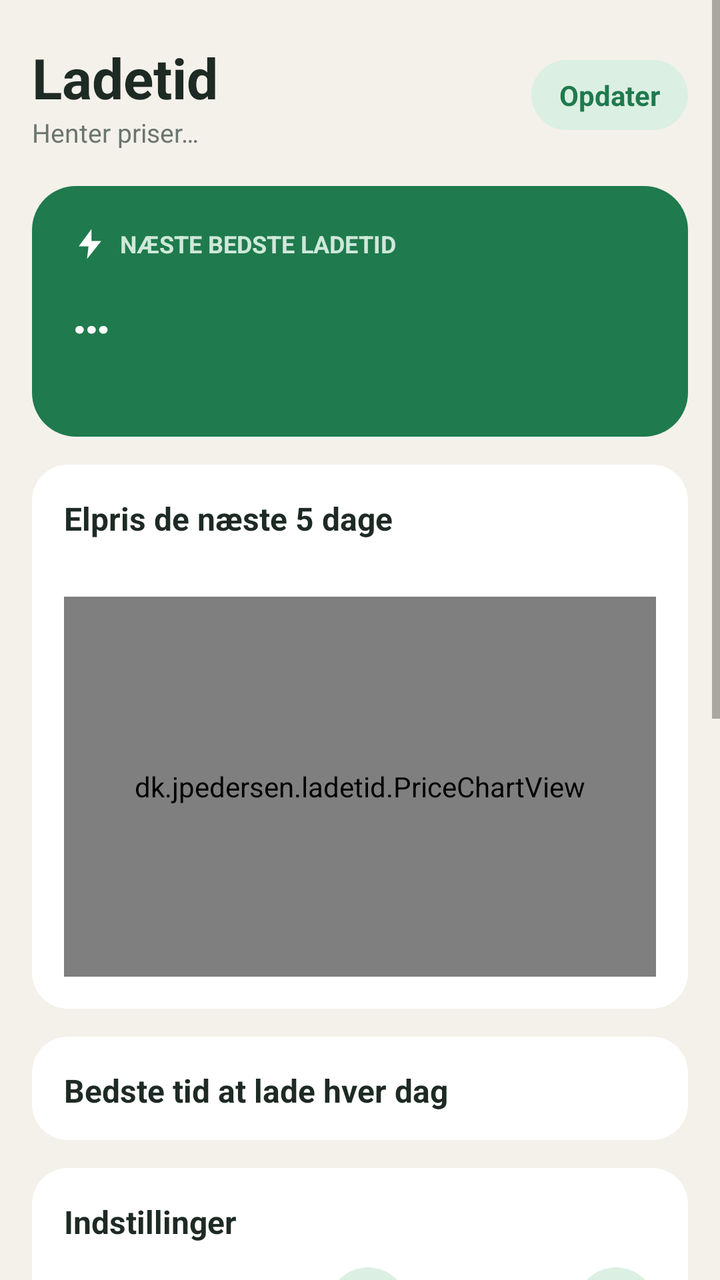
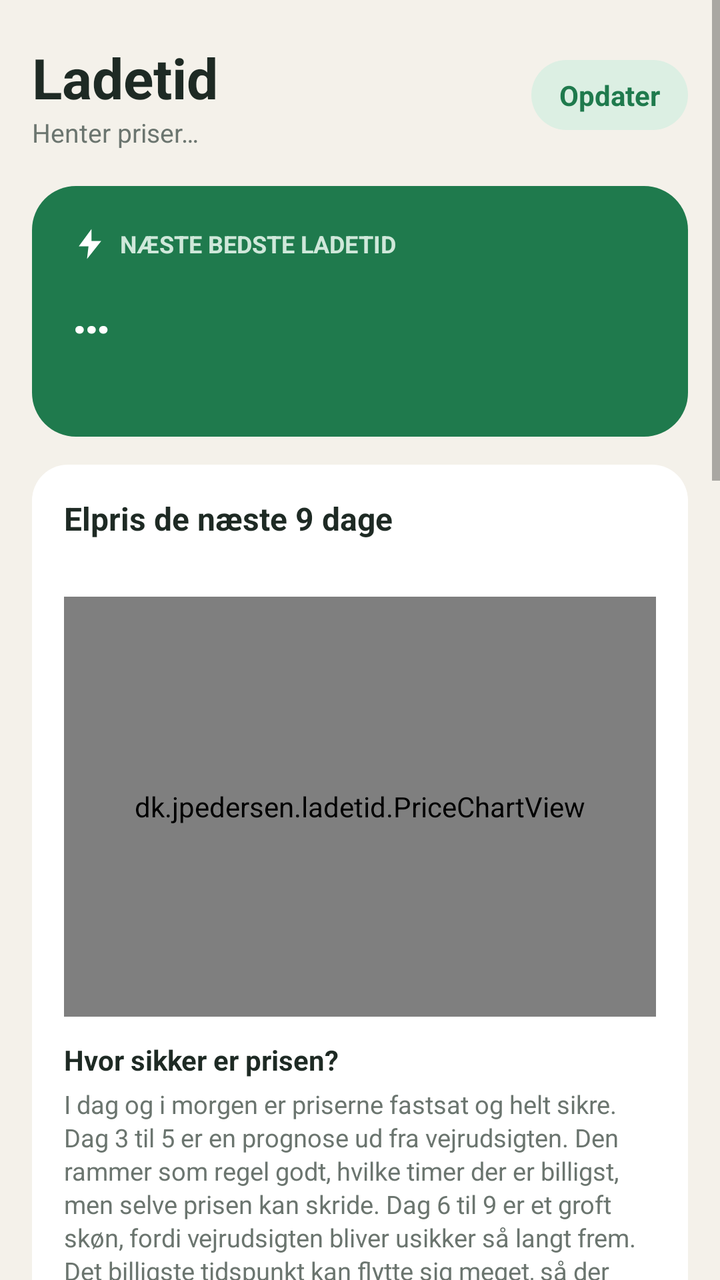

Two renders of the same Android screen: before a commit and after it. Below are the layout's source before the change and the commit's diff.
<!-- AndroidManifest.xml: application theme AppTheme -->
<!-- res/layout/activity_main.xml -->
<?xml version="1.0" encoding="utf-8"?>
<ScrollView xmlns:android="http://schemas.android.com/apk/res/android"
    android:id="@+id/scroll"
    android:layout_width="match_parent"
    android:layout_height="match_parent"
    android:background="@color/bg"
    android:fillViewport="true">

    <LinearLayout
        android:layout_width="match_parent"
        android:layout_height="wrap_content"
        android:orientation="vertical"
        android:paddingStart="16dp"
        android:paddingTop="20dp"
        android:paddingEnd="16dp"
        android:paddingBottom="28dp">

        
        <LinearLayout
            android:layout_width="match_parent"
            android:layout_height="wrap_content"
            android:gravity="center_vertical"
            android:orientation="horizontal">

            <LinearLayout
                android:layout_width="0dp"
                android:layout_height="wrap_content"
                android:layout_weight="1"
                android:orientation="vertical">

                <TextView
                    android:layout_width="wrap_content"
                    android:layout_height="wrap_content"
                    android:text="Ladetid"
                    android:textColor="@color/ink"
                    android:textSize="28sp"
                    android:textStyle="bold" />

                <TextView
                    android:id="@+id/subtitle"
                    android:layout_width="wrap_content"
                    android:layout_height="wrap_content"
                    android:text="Henter priser…"
                    android:textColor="@color/muted"
                    android:textSize="13sp" />
            </LinearLayout>

            <TextView
                android:id="@+id/refresh"
                android:layout_width="wrap_content"
                android:layout_height="wrap_content"
                android:background="@drawable/chip_bg"
                android:paddingStart="14dp"
                android:paddingTop="8dp"
                android:paddingEnd="14dp"
                android:paddingBottom="8dp"
                android:text="Opdater"
                android:textColor="@color/accent"
                android:textSize="14sp"
                android:textStyle="bold" />
        </LinearLayout>

        
        <LinearLayout
            android:layout_width="match_parent"
            android:layout_height="wrap_content"
            android:layout_marginTop="18dp"
            android:background="@drawable/hero_bg"
            android:orientation="vertical"
            android:padding="20dp">

            <LinearLayout
                android:layout_width="wrap_content"
                android:layout_height="wrap_content"
                android:gravity="center_vertical"
                android:orientation="horizontal">

                <ImageView
                    android:layout_width="18dp"
                    android:layout_height="18dp"
                    android:src="@drawable/ic_bolt" />

                <TextView
                    android:layout_width="wrap_content"
                    android:layout_height="wrap_content"
                    android:layout_marginStart="6dp"
                    android:text="NÆSTE BEDSTE LADETID"
                    android:textColor="#CFE8DA"
                    android:textSize="12sp"
                    android:textStyle="bold" />
            </LinearLayout>

            <TextView
                android:id="@+id/heroWhen"
                android:layout_width="wrap_content"
                android:layout_height="wrap_content"
                android:layout_marginTop="8dp"
                android:text="…"
                android:textColor="#FFFFFF"
                android:textSize="26sp"
                android:textStyle="bold" />

            <TextView
                android:id="@+id/heroDetail"
                android:layout_width="wrap_content"
                android:layout_height="wrap_content"
                android:layout_marginTop="4dp"
                android:text=""
                android:textColor="#E4F2EA"
                android:textSize="15sp" />
        </LinearLayout>

        
        <LinearLayout
            android:layout_width="match_parent"
            android:layout_height="wrap_content"
            android:layout_marginTop="14dp"
            android:background="@drawable/card_bg"
            android:orientation="vertical"
            android:padding="16dp">

            <TextView
                android:layout_width="wrap_content"
                android:layout_height="wrap_content"
                android:text="Elpris de næste 5 dage"
                android:textColor="@color/ink"
                android:textSize="16sp"
                android:textStyle="bold" />

            <TextView
                android:id="@+id/chartNote"
                android:layout_width="wrap_content"
                android:layout_height="wrap_content"
                android:layout_marginTop="2dp"
                android:text=""
                android:textColor="@color/muted"
                android:textSize="12sp" />

            <dk.jpedersen.ladetid.PriceChartView
                android:id="@+id/chart"
                android:layout_width="match_parent"
                android:layout_height="190dp"
                android:layout_marginTop="10dp" />
        </LinearLayout>

        
        <LinearLayout
            android:layout_width="match_parent"
            android:layout_height="wrap_content"
            android:layout_marginTop="14dp"
            android:background="@drawable/card_bg"
            android:orientation="vertical"
            android:paddingStart="16dp"
            android:paddingTop="16dp"
            android:paddingEnd="16dp"
            android:paddingBottom="8dp">

            <TextView
                android:layout_width="wrap_content"
                android:layout_height="wrap_content"
                android:text="Bedste tid at lade hver dag"
                android:textColor="@color/ink"
                android:textSize="16sp"
                android:textStyle="bold" />

            <LinearLayout
                android:id="@+id/dayList"
                android:layout_width="match_parent"
                android:layout_height="wrap_content"
                android:layout_marginTop="6dp"
                android:orientation="vertical" />
        </LinearLayout>

        
        <LinearLayout
            android:layout_width="match_parent"
            android:layout_height="wrap_content"
            android:layout_marginTop="14dp"
            android:background="@drawable/card_bg"
            android:orientation="vertical"
            android:padding="16dp">

            <TextView
                android:layout_width="wrap_content"
                android:layout_height="wrap_content"
                android:text="Indstillinger"
                android:textColor="@color/ink"
                android:textSize="16sp"
                android:textStyle="bold" />

            <LinearLayout
                android:layout_width="match_parent"
                android:layout_height="wrap_content"
                android:layout_marginTop="12dp"
                android:gravity="center_vertical"
                android:orientation="horizontal">

                <TextView
                    android:layout_width="0dp"
                    android:layout_height="wrap_content"
                    android:layout_weight="1"
                    android:text="Ladetid"
                    android:textColor="@color/ink"
                    android:textSize="15sp" />

                <TextView
                    android:id="@+id/hoursMinus"
                    android:layout_width="40dp"
                    android:layout_height="40dp"
                    android:background="@drawable/chip_bg"
                    android:gravity="center"
                    android:text="−"
                    android:textColor="@color/accent"
                    android:textSize="20sp"
                    android:textStyle="bold" />

                <TextView
                    android:id="@+id/hoursValue"
                    android:layout_width="84dp"
                    android:layout_height="wrap_content"
                    android:gravity="center"
                    android:text="4 timer"
                    android:textColor="@color/ink"
                    android:textSize="15sp"
                    android:textStyle="bold" />

                <TextView
                    android:id="@+id/hoursPlus"
                    android:layout_width="40dp"
                    android:layout_height="40dp"
                    android:background="@drawable/chip_bg"
                    android:gravity="center"
                    android:text="+"
                    android:textColor="@color/accent"
                    android:textSize="20sp"
                    android:textStyle="bold" />
            </LinearLayout>

            <LinearLayout
                android:layout_width="match_parent"
                android:layout_height="wrap_content"
                android:layout_marginTop="12dp"
                android:gravity="center_vertical"
                android:orientation="horizontal">

                <TextView
                    android:layout_width="0dp"
                    android:layout_height="wrap_content"
                    android:layout_weight="1"
                    android:text="Prisområde"
                    android:textColor="@color/ink"
                    android:textSize="15sp" />

                <TextView
                    android:id="@+id/areaDk1"
                    android:layout_width="wrap_content"
                    android:layout_height="40dp"
                    android:gravity="center"
                    android:paddingStart="14dp"
                    android:paddingEnd="14dp"
                    android:text="Vest (DK1)"
                    android:textSize="14sp"
                    android:textStyle="bold" />

                <TextView
                    android:id="@+id/areaDk2"
                    android:layout_width="wrap_content"
                    android:layout_height="40dp"
                    android:layout_marginStart="6dp"
                    android:gravity="center"
                    android:paddingStart="14dp"
                    android:paddingEnd="14dp"
                    android:text="Øst (DK2)"
                    android:textSize="14sp"
                    android:textStyle="bold" />
            </LinearLayout>

            <LinearLayout
                android:id="@+id/supplierRow"
                android:layout_width="match_parent"
                android:layout_height="wrap_content"
                android:layout_marginTop="12dp"
                android:gravity="center_vertical"
                android:orientation="horizontal">

                <TextView
                    android:layout_width="0dp"
                    android:layout_height="wrap_content"
                    android:layout_weight="1"
                    android:text="Netselskab"
                    android:textColor="@color/ink"
                    android:textSize="15sp" />

                <TextView
                    android:id="@+id/supplierValue"
                    android:layout_width="wrap_content"
                    android:layout_height="40dp"
                    android:background="@drawable/chip_bg"
                    android:gravity="center"
                    android:maxWidth="200dp"
                    android:maxLines="1"
                    android:ellipsize="end"
                    android:paddingStart="14dp"
                    android:paddingEnd="14dp"
                    android:text="Vælg"
                    android:textColor="@color/accent"
                    android:textSize="14sp"
                    android:textStyle="bold" />
            </LinearLayout>

            <TextView
                android:layout_width="wrap_content"
                android:layout_height="wrap_content"
                android:layout_marginTop="18dp"
                android:text="MED I PRISEN"
                android:textColor="@color/muted"
                android:textSize="12sp"
                android:textStyle="bold" />

            <LinearLayout
                android:layout_width="match_parent"
                android:layout_height="wrap_content"
                android:layout_marginTop="8dp"
                android:gravity="center_vertical"
                android:orientation="horizontal">

                <LinearLayout
                    android:layout_width="0dp"
                    android:layout_height="wrap_content"
                    android:layout_weight="1"
                    android:orientation="vertical">

                    <TextView
                        android:layout_width="wrap_content"
                        android:layout_height="wrap_content"
                        android:text="Transport"
                        android:textColor="@color/ink"
                        android:textSize="15sp" />

                    <TextView
                        android:layout_width="wrap_content"
                        android:layout_height="wrap_content"
                        android:text="Netselskabets tarif og Energinets tariffer"
                        android:textColor="@color/muted"
                        android:textSize="12sp" />
                </LinearLayout>

                <Switch
                    android:id="@+id/transportSwitch"
                    android:layout_width="wrap_content"
                    android:layout_height="wrap_content" />
            </LinearLayout>

            <LinearLayout
                android:layout_width="match_parent"
                android:layout_height="wrap_content"
                android:layout_marginTop="10dp"
                android:gravity="center_vertical"
                android:orientation="horizontal">

                <TextView
                    android:layout_width="0dp"
                    android:layout_height="wrap_content"
                    android:layout_weight="1"
                    android:text="Elafgift"
                    android:textColor="@color/ink"
                    android:textSize="15sp" />

                <Switch
                    android:id="@+id/taxSwitch"
                    android:layout_width="wrap_content"
                    android:layout_height="wrap_content" />
            </LinearLayout>

            <LinearLayout
                android:layout_width="match_parent"
                android:layout_height="wrap_content"
                android:layout_marginTop="10dp"
                android:gravity="center_vertical"
                android:orientation="horizontal">

                <TextView
                    android:layout_width="0dp"
                    android:layout_height="wrap_content"
                    android:layout_weight="1"
                    android:text="Moms"
                    android:textColor="@color/ink"
                    android:textSize="15sp" />

                <Switch
                    android:id="@+id/vatSwitch"
                    android:layout_width="wrap_content"
                    android:layout_height="wrap_content" />
            </LinearLayout>

            <LinearLayout
                android:layout_width="match_parent"
                android:layout_height="wrap_content"
                android:layout_marginTop="10dp"
                android:gravity="center_vertical"
                android:orientation="horizontal">

                <LinearLayout
                    android:layout_width="0dp"
                    android:layout_height="wrap_content"
                    android:layout_weight="1"
                    android:orientation="vertical">

                    <TextView
                        android:layout_width="wrap_content"
                        android:layout_height="wrap_content"
                        android:text="Elhandlers tillæg"
                        android:textColor="@color/ink"
                        android:textSize="15sp" />

                    <TextView
                        android:layout_width="wrap_content"
                        android:layout_height="wrap_content"
                        android:text="Øre pr. kWh uden moms"
                        android:textColor="@color/muted"
                        android:textSize="12sp" />
                </LinearLayout>

                <TextView
                    android:id="@+id/extraMinus"
                    android:layout_width="40dp"
                    android:layout_height="40dp"
                    android:background="@drawable/chip_bg"
                    android:gravity="center"
                    android:text="−"
                    android:textColor="@color/accent"
                    android:textSize="20sp"
                    android:textStyle="bold" />

                <TextView
                    android:id="@+id/extraValue"
                    android:layout_width="84dp"
                    android:layout_height="wrap_content"
                    android:gravity="center"
                    android:text="0 øre"
                    android:textColor="@color/ink"
                    android:textSize="15sp"
                    android:textStyle="bold" />

                <TextView
                    android:id="@+id/extraPlus"
                    android:layout_width="40dp"
                    android:layout_height="40dp"
                    android:background="@drawable/chip_bg"
                    android:gravity="center"
                    android:text="+"
                    android:textColor="@color/accent"
                    android:textSize="20sp"
                    android:textStyle="bold" />
            </LinearLayout>

            <TextView
                android:layout_width="wrap_content"
                android:layout_height="wrap_content"
                android:layout_marginTop="18dp"
                android:text="PÅMINDELSE"
                android:textColor="@color/muted"
                android:textSize="12sp"
                android:textStyle="bold" />

            <LinearLayout
                android:layout_width="match_parent"
                android:layout_height="wrap_content"
                android:layout_marginTop="12dp"
                android:gravity="center_vertical"
                android:orientation="horizontal">

                <LinearLayout
                    android:layout_width="0dp"
                    android:layout_height="wrap_content"
                    android:layout_weight="1"
                    android:orientation="vertical">

                    <TextView
                        android:layout_width="wrap_content"
                        android:layout_height="wrap_content"
                        android:text="Påmindelse"
                        android:textColor="@color/ink"
                        android:textSize="15sp" />

                    <TextView
                        android:layout_width="wrap_content"
                        android:layout_height="wrap_content"
                        android:text="Besked en time før hver dags bedste ladetid"
                        android:textColor="@color/muted"
                        android:textSize="12sp" />
                </LinearLayout>

                <Switch
                    android:id="@+id/notifySwitch"
                    android:layout_width="wrap_content"
                    android:layout_height="wrap_content" />
            </LinearLayout>
        </LinearLayout>

        <TextView
            android:id="@+id/sources"
            android:layout_width="match_parent"
            android:layout_height="wrap_content"
            android:layout_marginTop="16dp"
            android:lineSpacingExtra="3dp"
            android:textColor="@color/muted"
            android:textColorLink="@color/accent"
            android:textSize="12sp" />
    </LinearLayout>
</ScrollView>
<!-- resources referenced by this layout -->
<resources>
  <color name="accent">#1F7A4D</color>
  <color name="bg">#F4F1EA</color>
  <color name="ink">#1E2A24</color>
  <color name="muted">#6B756F</color>
  <!-- drawable card_bg (drawable) -->
  <?xml version="1.0" encoding="utf-8"?>
  <shape xmlns:android="http://schemas.android.com/apk/res/android">
      <solid android:color="@color/card" />
      <corners android:radius="18dp" />
  </shape>
  <!-- drawable chip_bg (drawable) -->
  <?xml version="1.0" encoding="utf-8"?>
  <shape xmlns:android="http://schemas.android.com/apk/res/android">
      <solid android:color="@color/accent_soft" />
      <corners android:radius="20dp" />
  </shape>
  <!-- drawable hero_bg (drawable) -->
  <?xml version="1.0" encoding="utf-8"?>
  <shape xmlns:android="http://schemas.android.com/apk/res/android">
      <solid android:color="@color/accent" />
      <corners android:radius="22dp" />
  </shape>
  <!-- drawable ic_bolt (drawable) -->
  <vector xmlns:android="http://schemas.android.com/apk/res/android"
      android:width="24dp" android:height="24dp"
      android:viewportWidth="24" android:viewportHeight="24">
      <path android:fillColor="#FFFFFF"
          android:pathData="M13,2L4.5,13.5H11L10,22L19.5,10H13L13,2Z" />
  </vector>
  <style name="AppTheme" parent="@android:style/Theme.Material.Light.NoActionBar">
          <item name="android:colorPrimary">@color/accent</item>
          <item name="android:colorAccent">@color/accent</item>
          <item name="android:statusBarColor">@color/bg</item>
          <item name="android:windowLightStatusBar">true</item>
          <item name="android:navigationBarColor">@color/bg</item>
          <item name="android:windowBackground">@color/bg</item>
      </style>
  <color name="card">#FFFFFF</color>
  <color name="accent_soft">#DCEFE3</color>
</resources>

<!-- the commit's change to res/layout/activity_main.xml (unified diff, before → after) -->
@@ -122,7 +122,7 @@
             <TextView
                 android:layout_width="wrap_content"
                 android:layout_height="wrap_content"
-                android:text="Elpris de næste 5 dage"
+                android:text="Elpris de næste 9 dage"
                 android:textColor="@color/ink"
                 android:textSize="16sp"
                 android:textStyle="bold" />
@@ -139,8 +139,255 @@
             <dk.jpedersen.ladetid.PriceChartView
                 android:id="@+id/chart"
                 android:layout_width="match_parent"
-                android:layout_height="190dp"
+                android:layout_height="210dp"
                 android:layout_marginTop="10dp" />
+
+            <TextView
+                android:layout_width="wrap_content"
+                android:layout_height="wrap_content"
+                android:layout_marginTop="12dp"
+                android:text="Hvor sikker er prisen?"
+                android:textColor="@color/ink"
+                android:textSize="14sp"
+                android:textStyle="bold" />
+
+            <TextView
+                android:layout_width="match_parent"
+                android:layout_height="wrap_content"
+                android:layout_marginTop="4dp"
+                android:lineSpacingExtra="2dp"
+                android:text="I dag og i morgen er priserne fastsat og helt sikre. Dag 3 til 5 er en prognose ud fra vejrudsigten. Den rammer som regel godt, hvilke timer der er billigst, men selve prisen kan skride. Dag 6 til 9 er et groft skøn, fordi vejrudsigten bliver usikker så langt frem. Det billigste tidspunkt kan flytte sig meget, så der sendes kun påmindelser for de første 5 dage."
+                android:textColor="@color/muted"
+                android:textSize="12.5sp" />
+
+            <TextView
+                android:layout_width="match_parent"
+                android:layout_height="wrap_content"
+                android:layout_marginTop="6dp"
+                android:text="Sort streg under grafen: dagens bedste ladetid. Blå streg: din ladeplan."
+                android:textColor="@color/muted"
+                android:textSize="12.5sp" />
+        </LinearLayout>
+
+        
+        <LinearLayout
+            android:layout_width="match_parent"
+            android:layout_height="wrap_content"
+            android:layout_marginTop="14dp"
+            android:background="@drawable/card_bg"
+            android:orientation="vertical"
+            android:padding="16dp">
+
+            <TextView
+                android:layout_width="wrap_content"
+                android:layout_height="wrap_content"
+                android:text="Lad en bestemt mængde"
+                android:textColor="@color/ink"
+                android:textSize="16sp"
+                android:textStyle="bold" />
+
+            <TextView
+                android:layout_width="wrap_content"
+                android:layout_height="wrap_content"
+                android:layout_marginTop="2dp"
+                android:text="Fx 50 kWh inden fredag morgen. Appen finder de billigste timer."
+                android:textColor="@color/muted"
+                android:textSize="12.5sp" />
+
+            <LinearLayout
+                android:layout_width="match_parent"
+                android:layout_height="wrap_content"
+                android:layout_marginTop="12dp"
+                android:gravity="center_vertical"
+                android:orientation="horizontal">
+
+                <TextView
+                    android:layout_width="0dp"
+                    android:layout_height="wrap_content"
+                    android:layout_weight="1"
+                    android:text="Mængde"
+                    android:textColor="@color/ink"
+                    android:textSize="15sp" />
+
+                <TextView
+                    android:id="@+id/planKwhMinus"
+                    android:layout_width="40dp"
+                    android:layout_height="40dp"
+                    android:background="@drawable/chip_bg"
+                    android:gravity="center"
+                    android:text="−"
+                    android:textColor="@color/accent"
+                    android:textSize="20sp"
+                    android:textStyle="bold" />
+
+                <TextView
+                    android:id="@+id/planKwhValue"
+                    android:layout_width="84dp"
+                    android:layout_height="wrap_content"
+                    android:gravity="center"
+                    android:text="50 kWh"
+                    android:textColor="@color/ink"
+                    android:textSize="15sp"
+                    android:textStyle="bold" />
+
+                <TextView
+                    android:id="@+id/planKwhPlus"
+                    android:layout_width="40dp"
+                    android:layout_height="40dp"
+                    android:background="@drawable/chip_bg"
+                    android:gravity="center"
+                    android:text="+"
+                    android:textColor="@color/accent"
+                    android:textSize="20sp"
+                    android:textStyle="bold" />
+            </LinearLayout>
+
+            <LinearLayout
+                android:layout_width="match_parent"
+                android:layout_height="wrap_content"
+                android:layout_marginTop="10dp"
+                android:gravity="center_vertical"
+                android:orientation="horizontal">
+
+                <LinearLayout
+                    android:layout_width="0dp"
+                    android:layout_height="wrap_content"
+                    android:layout_weight="1"
+                    android:orientation="vertical">
+
+                    <TextView
+                        android:layout_width="wrap_content"
+                        android:layout_height="wrap_content"
+                        android:text="Ladeeffekt"
+                        android:textColor="@color/ink"
+                        android:textSize="15sp" />
+
+                    <TextView
+                        android:layout_width="wrap_content"
+                        android:layout_height="wrap_content"
+                        android:text="Hvor hurtigt din lader lader"
+                        android:textColor="@color/muted"
+                        android:textSize="12sp" />
+                </LinearLayout>
+
+                <TextView
+                    android:id="@+id/planKwMinus"
+                    android:layout_width="40dp"
+                    android:layout_height="40dp"
+                    android:background="@drawable/chip_bg"
+                    android:gravity="center"
+                    android:text="−"
+                    android:textColor="@color/accent"
+                    android:textSize="20sp"
+                    android:textStyle="bold" />
+
+                <TextView
+                    android:id="@+id/planKwValue"
+                    android:layout_width="84dp"
+                    android:layout_height="wrap_content"
+                    android:gravity="center"
+                    android:text="11 kW"
+                    android:textColor="@color/ink"
+                    android:textSize="15sp"
+                    android:textStyle="bold" />
+
+                <TextView
+                    android:id="@+id/planKwPlus"
+                    android:layout_width="40dp"
+                    android:layout_height="40dp"
+                    android:background="@drawable/chip_bg"
+                    android:gravity="center"
+                    android:text="+"
+                    android:textColor="@color/accent"
+                    android:textSize="20sp"
+                    android:textStyle="bold" />
+            </LinearLayout>
+
+            <LinearLayout
+                android:layout_width="match_parent"
+                android:layout_height="wrap_content"
+                android:layout_marginTop="10dp"
+                android:gravity="center_vertical"
+                android:orientation="horizontal">
+
+                <TextView
+                    android:layout_width="0dp"
+                    android:layout_height="wrap_content"
+                    android:layout_weight="1"
+                    android:text="Færdig senest"
+                    android:textColor="@color/ink"
+                    android:textSize="15sp" />
+
+                <TextView
+                    android:id="@+id/planDay"
+                    android:layout_width="wrap_content"
+                    android:layout_height="40dp"
+                    android:background="@drawable/chip_bg"
+                    android:gravity="center"
+                    android:paddingStart="12dp"
+                    android:paddingEnd="12dp"
+                    android:text="fredag"
+                    android:textColor="@color/accent"
+                    android:textSize="14sp"
+                    android:textStyle="bold" />
+
+                <TextView
+                    android:id="@+id/planHour"
+                    android:layout_width="wrap_content"
+                    android:layout_height="40dp"
+                    android:layout_marginStart="6dp"
+                    android:background="@drawable/chip_bg"
+                    android:gravity="center"
+                    android:paddingStart="12dp"
+                    android:paddingEnd="12dp"
+                    android:text="kl. 07"
+                    android:textColor="@color/accent"
+                    android:textSize="14sp"
+                    android:textStyle="bold" />
+            </LinearLayout>
+
+            <LinearLayout
+                android:id="@+id/planResult"
+                android:layout_width="match_parent"
+                android:layout_height="wrap_content"
+                android:layout_marginTop="14dp"
+                android:background="@drawable/plan_bg"
+                android:orientation="vertical"
+                android:padding="14dp" />
+
+            <LinearLayout
+                android:layout_width="match_parent"
+                android:layout_height="wrap_content"
+                android:layout_marginTop="12dp"
+                android:gravity="center_vertical"
+                android:orientation="horizontal">
+
+                <LinearLayout
+                    android:layout_width="0dp"
+                    android:layout_height="wrap_content"
+                    android:layout_weight="1"
+                    android:orientation="vertical">
+
+                    <TextView
+                        android:layout_width="wrap_content"
+                        android:layout_height="wrap_content"
+                        android:text="Påmind mig om planen"
+                        android:textColor="@color/ink"
+                        android:textSize="15sp" />
+
+                    <TextView
+                        android:layout_width="wrap_content"
+                        android:layout_height="wrap_content"
+                        android:text="Besked en time før hver periode"
+                        android:textColor="@color/muted"
+                        android:textSize="12sp" />
+                </LinearLayout>
+
+                <Switch
+                    android:id="@+id/planNotifySwitch"
+                    android:layout_width="wrap_content"
+                    android:layout_height="wrap_content" />
+            </LinearLayout>
         </LinearLayout>
 
         
<!-- resource entries referenced after the edit -->
@@ -29,6 +29,12 @@
       <path android:fillColor="#FFFFFF"
           android:pathData="M13,2L4.5,13.5H11L10,22L19.5,10H13L13,2Z" />
   </vector>
+  <!-- drawable plan_bg (drawable) -->
+  <?xml version="1.0" encoding="utf-8"?>
+  <shape xmlns:android="http://schemas.android.com/apk/res/android">
+      <solid android:color="#E8F0FC" />
+      <corners android:radius="14dp" />
+  </shape>
   <style name="AppTheme" parent="@android:style/Theme.Material.Light.NoActionBar">
           <item name="android:colorPrimary">@color/accent</item>
           <item name="android:colorAccent">@color/accent</item>
